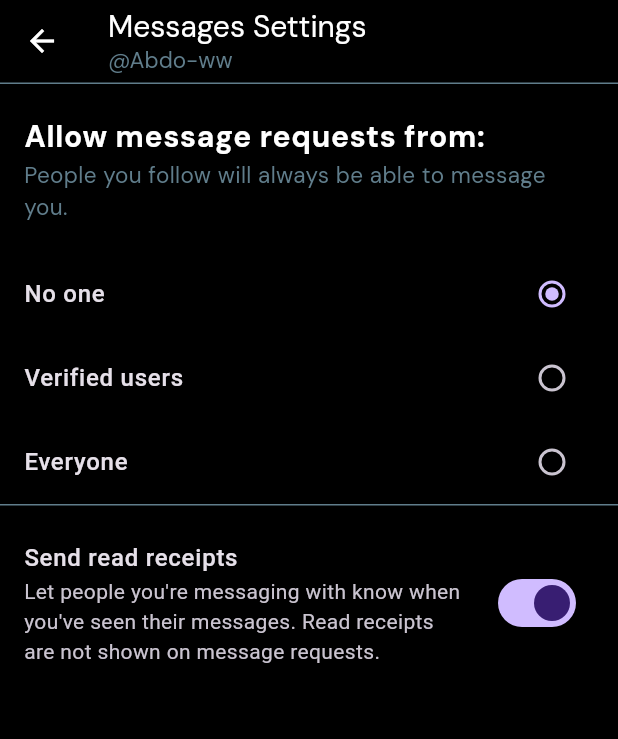
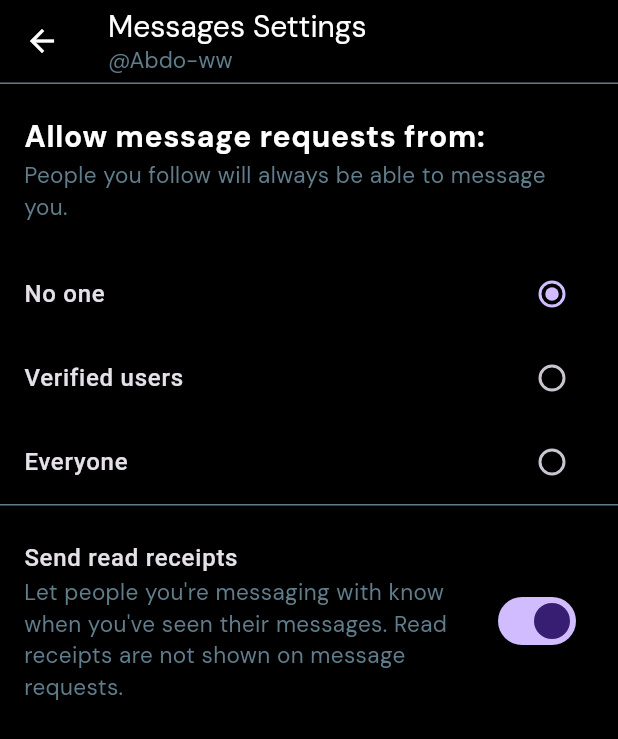
Before and after one commit to AbdoWise-z/GigaChat-Cross-platform, a Flutter app: the ChatSettingsPage screen opened directly, on a phone screen of 412 x 824 dp. Shown: the top 739 px of the screen. Run offline on Flutter 3.47's test engine with Material 3 defaults, Android fonts, the phone set to English and light mode, and no system bars; our stand-ins replace carousel_slider, dio, dismissible_page, email_validator, firebase_core, firebase_messaging and 16 more; missing offline and left inert: photo_manager; accounts and stored records are empty.

Commit message:
bug fixes

```diff
--- a/lib/pages/home/pages/chat/chat-settings-page.dart
+++ b/lib/pages/home/pages/chat/chat-settings-page.dart
@@ -107,7 +107,8 @@ class _ChatSettingsPageState extends State<ChatSettingsPage> {
                 });
               },
               title: Text("Send read receipts" , style: TextStyle(fontWeight: FontWeight.w500),),
-              subtitle: Text("Let people you're messaging with know when you've seen their messages. Read receipts are not shown on message requests."),
+              subtitle: MainText(text: "Let people you're messaging with know when you've seen "
+                  "their messages. Read receipts are not shown on message requests.", color: Colors.blueGrey,),
             ),
           ],
         ),
```
